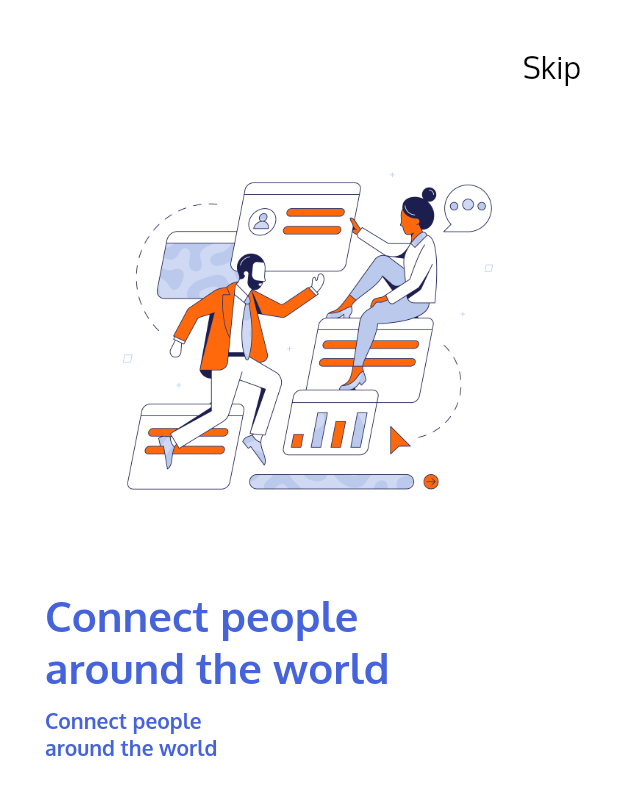
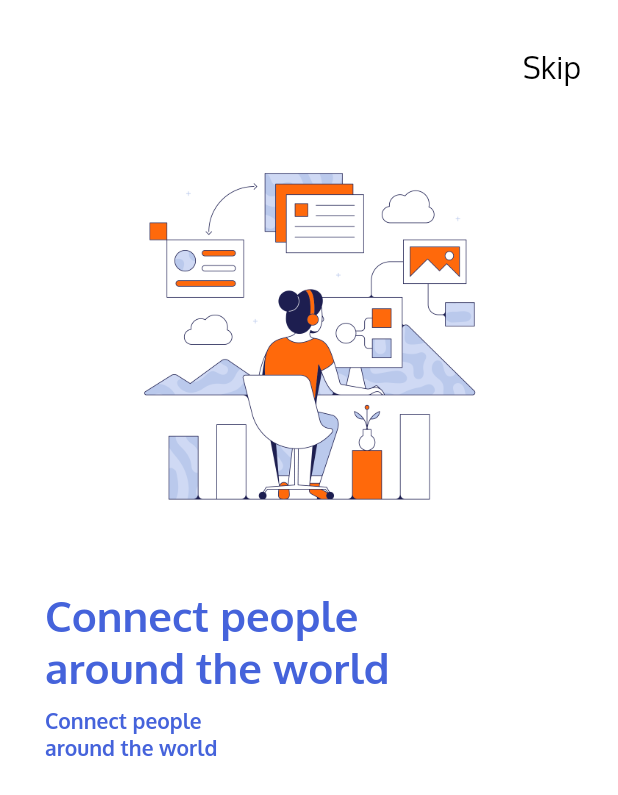
Before and after one commit to kennyadenat/finance, a Flutter app: the screen it shows after launch, on a phone screen of 412 x 824 dp. Shown: the top 795 px of the screen. Run offline on Flutter 3.47's test engine with Material 2 defaults, Android fonts, the phone set to English and light mode, and no system bars.

Commit message:
updated images

```diff
--- a/lib/custom/images.dart
+++ b/lib/custom/images.dart
@@ -1,3 +1,3 @@
-const String cupcake = "assets/images/1.png";
-const String cupcake_white = "assets/images/2.png";
-const String love_potion = "assets/images/3.png";
+const String one = "assets/images/1.png";
+const String two = "assets/images/2.png";
+const String three = "assets/images/3.png";
--- a/lib/view/onboard_screen.dart
+++ b/lib/view/onboard_screen.dart
@@ -68,7 +68,69 @@ class _OnboardScreenState extends State<OnboardScreen> {
                           children: <Widget>[
                             Center(
                               child: Image(
-                                image: AssetImage(cupcake),
+                                image: AssetImage(three),
+                                // height: 350.0,
+                                // width: 600.0,
+                              ),
+                            ),
+                            SizedBox(height: 20.0),
+                            Padding(
+                              padding: EdgeInsets.symmetric(horizontal: 20.0),
+                              child: Text(
+                                'Connect people\naround the world',
+                                style: titleTextStyle,
+                              ),
+                            ),
+                            SizedBox(height: 10.0),
+                            Padding(
+                              padding: EdgeInsets.symmetric(horizontal: 20.0),
+                              child: Text(
+                                'Connect people\naround the world',
+                                style: descriptionTextStyle,
+                              ),
+                            ),
+                          ],
+                        ),
+                      ),
+                      Padding(
+                        padding: EdgeInsets.all(10.0),
+                        child: Column(
+                          crossAxisAlignment: CrossAxisAlignment.stretch,
+                          children: <Widget>[
+                            Center(
+                              child: Image(
+                                image: AssetImage(one),
+                                // height: 350.0,
+                                // width: 600.0,
+                              ),
+                            ),
+                            SizedBox(height: 20.0),
+                            Padding(
+                              padding: EdgeInsets.symmetric(horizontal: 20.0),
+                              child: Text(
+                                'Connect people\naround the world',
+                                style: titleTextStyle,
+                              ),
+                            ),
+                            SizedBox(height: 10.0),
+                            Padding(
+                              padding: EdgeInsets.symmetric(horizontal: 20.0),
+                              child: Text(
+                                'Connect people\naround the world',
+                                style: descriptionTextStyle,
+                              ),
+                            ),
+                          ],
+                        ),
+                      ),
+                      Padding(
+                        padding: EdgeInsets.all(10.0),
+                        child: Column(
+                          crossAxisAlignment: CrossAxisAlignment.stretch,
+                          children: <Widget>[
+                            Center(
+                              child: Image(
+                                image: AssetImage(two),
                                 // height: 350.0,
                                 // width: 600.0,
                               ),
```
